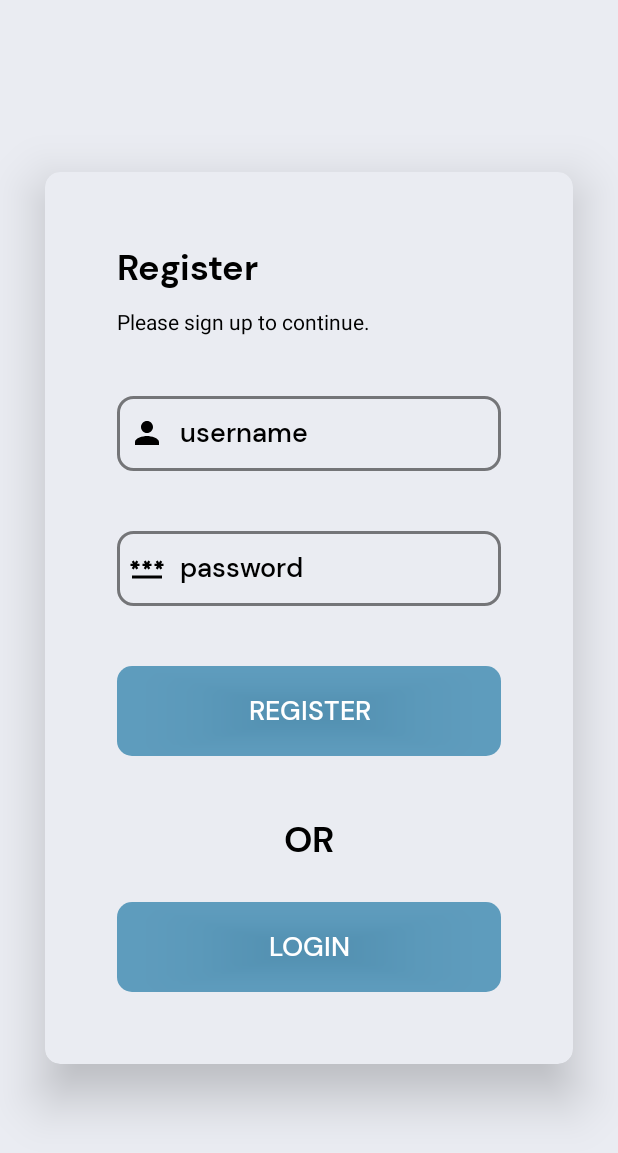
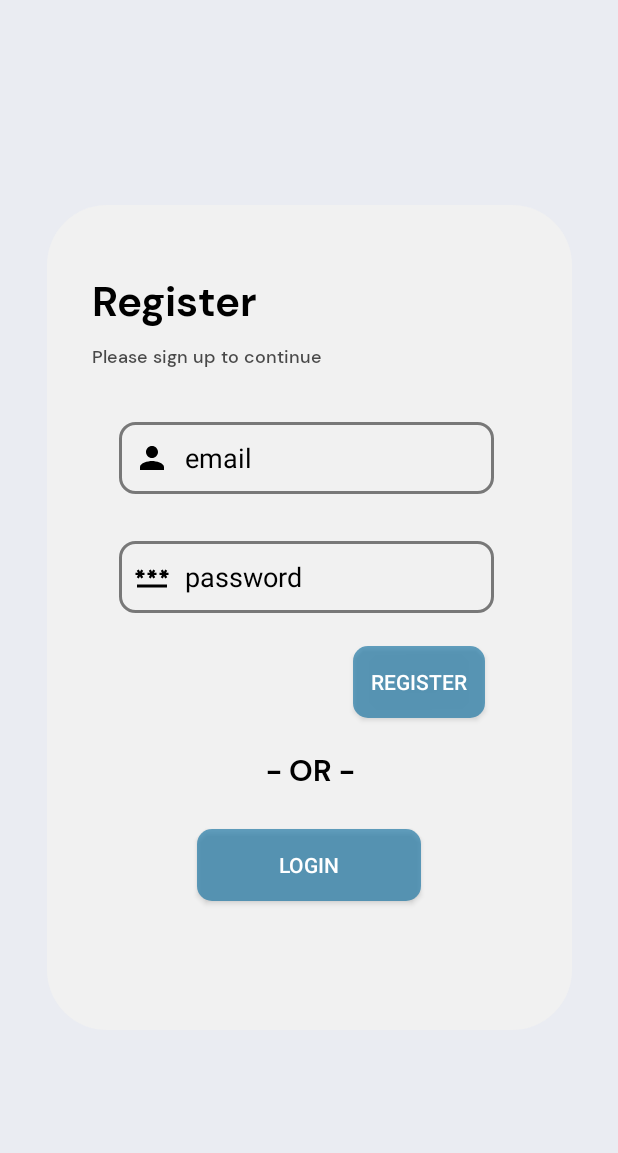
Before and after one commit to JohanesSetiawan/ProjectPPB-TicketBusApp, an Android app: the Register screen opened directly, with no data from a screen before it, on a phone screen of 412 x 824 dp. Shown: the top 1153 px of the screen. Run offline under Robolectric (Android 15) with nearby library versions, the phone set to English and light mode, and no system bars; our stand-ins replace Firebase (no records; nobody signed in at launch, a user with empty details on screens opened directly).

```diff
--- a/app/src/main/java/com/rtx14/ticketbus/Login.java
+++ b/app/src/main/java/com/rtx14/ticketbus/Login.java
@@ -14,7 +14,7 @@ import com.google.firebase.auth.FirebaseAuth;
 import com.google.firebase.auth.FirebaseUser;
 
 public class Login extends AppCompatActivity {
-    Button keRegister, btnLogin_1;
+    Button keRegister, btnLogin;
     EditText ed_email1, ed_password1;
     final String TAG = "Login";
     private FirebaseAuth mAuth;
@@ -24,7 +24,7 @@ public class Login extends AppCompatActivity {
         super.onCreate(savedInstanceState);
         setContentView(R.layout.activity_login);
         keRegister = findViewById(R.id.btnRegister_1);
-        btnLogin_1 = findViewById(R.id.btnLogin_1);
+        btnLogin = findViewById(R.id.btnLogin);
         ed_email1 = findViewById(R.id.edEmailLogin);
         ed_password1 = findViewById(R.id.edPasswordLogin);
 
@@ -38,7 +38,7 @@ public class Login extends AppCompatActivity {
             }
         });
 
-        btnLogin_1.setOnClickListener(new View.OnClickListener() {
+        btnLogin.setOnClickListener(new View.OnClickListener() {
             @Override
             public void onClick(View view) {
                 if(ed_email1.getText().toString().isEmpty() || ed_password1.getText().toString().isEmpty()){
--- a/app/src/main/java/com/rtx14/ticketbus/Register.java
+++ b/app/src/main/java/com/rtx14/ticketbus/Register.java
@@ -18,7 +18,7 @@ import com.google.firebase.auth.FirebaseAuth;
 import com.google.firebase.auth.FirebaseUser;
 
 public class Register extends AppCompatActivity {
-    Button keLogin, btnRegister_2;
+    Button keLogin, btnRegister;
     EditText ed_email2, ed_password2;
     private FirebaseAuth mAuth;
     final String TAG = "Register";
@@ -28,7 +28,7 @@ public class Register extends AppCompatActivity {
         super.onCreate(savedInstanceState);
         setContentView(R.layout.activity_register);
         keLogin = findViewById(R.id.btnLogin_2);
-        btnRegister_2 = findViewById(R.id.btnRegister_2);
+        btnRegister = findViewById(R.id.btnRegister);
         ed_email2 = findViewById(R.id.edEmailRegister);
         ed_password2 = findViewById(R.id.edPasswordRegister);
 
@@ -42,7 +42,7 @@ public class Register extends AppCompatActivity {
             }
         });
 
-        btnRegister_2.setOnClickListener(new View.OnClickListener() {
+        btnRegister.setOnClickListener(new View.OnClickListener() {
             @Override
             public void onClick(View view) {
                 if(ed_email2.getText().toString().isEmpty() || ed_password2.getText().toString().isEmpty()){
--- a/app/src/main/res/layout/activity_register.xml
+++ b/app/src/main/res/layout/activity_register.xml
@@ -1,5 +1,5 @@
 <?xml version="1.0" encoding="utf-8"?>
-<LinearLayout
+<androidx.constraintlayout.widget.ConstraintLayout
     xmlns:android="http://schemas.android.com/apk/res/android"
     xmlns:tools="http://schemas.android.com/tools"
     xmlns:app="http://schemas.android.com/apk/res-auto"
@@ -10,103 +10,147 @@
     android:gravity="center"
     android:background="@color/abuputih">
 
-    <androidx.cardview.widget.CardView
-        android:layout_width="match_parent"
-        android:layout_height="wrap_content"
-        android:layout_margin="30dp"
-        android:background="@drawable/rectangle_rounded_username"
-        android:backgroundTint="@color/abuputih"
-        app:cardCornerRadius="10dp"
-        app:cardElevation="20dp">
-
-        <LinearLayout
-            android:layout_width="match_parent"
-            android:layout_height="wrap_content"
-            android:layout_gravity="center_horizontal"
-            android:backgroundTint="@color/abuputih"
-            android:orientation="vertical"
-            android:padding="48dp">
+    <ImageView
+        android:id="@+id/imageView4"
+        android:layout_width="350dp"
+        android:layout_height="550dp"
+        app:layout_constraintBottom_toBottomOf="parent"
+        app:layout_constraintEnd_toEndOf="parent"
+        app:layout_constraintStart_toStartOf="parent"
+        app:layout_constraintTop_toTopOf="parent"
+        app:layout_constraintVertical_bias="0.498"
+        app:srcCompat="@drawable/rectangle_white" />
 
     <TextView
-                android:layout_width="match_parent"
+        android:id="@+id/textView5"
+        android:layout_width="wrap_content"
         android:layout_height="wrap_content"
+        android:layout_marginStart="32dp"
+        android:layout_marginTop="47dp"
+        android:layout_marginEnd="247dp"
+        android:layout_marginBottom="468dp"
         android:fontFamily="@font/dmsans_bold"
         android:text="Register"
         android:textColor="@color/black"
-                android:textSize="24sp"
-                android:textStyle="bold" />
+        android:textSize="28sp"
+        app:layout_constraintBottom_toBottomOf="@+id/imageView4"
+        app:layout_constraintEnd_toEndOf="@+id/imageView4"
+        app:layout_constraintHorizontal_bias="0.05"
+        app:layout_constraintStart_toStartOf="@+id/imageView4"
+        app:layout_constraintTop_toTopOf="@+id/imageView4" />
 
     <TextView
-                android:id="@+id/textView3"
-                android:layout_width="match_parent"
+        android:id="@+id/textView7"
+        android:layout_width="wrap_content"
         android:layout_height="wrap_content"
-                android:layout_marginTop="10dp"
-                android:text="Please sign up to continue."
-                android:textColor="@color/black" />
+        android:layout_marginStart="32dp"
+        android:layout_marginEnd="169dp"
+        android:layout_marginBottom="220dp"
+        android:fontFamily="@font/dmsans_medium"
+        android:text="Please sign up to continue"
+        android:textColor="#B3000000"
+        android:textSize="12sp"
+        app:layout_constraintBottom_toBottomOf="@+id/imageView4"
+        app:layout_constraintEnd_toEndOf="@+id/imageView4"
+        app:layout_constraintStart_toStartOf="@+id/imageView4"
+        app:layout_constraintTop_toBottomOf="@+id/textView5"
+        app:layout_constraintVertical_bias="0.042" />
 
     <EditText
         android:id="@+id/edEmailRegister"
-                android:layout_width="match_parent"
-                android:layout_height="50dp"
-                android:layout_marginTop="40dp"
+        android:layout_width="250dp"
+        android:layout_height="wrap_content"
+        android:layout_marginStart="48dp"
+        android:layout_marginEnd="52dp"
+        android:layout_marginBottom="344dp"
         android:background="@drawable/rectangle_rounded_username"
         android:drawableStart="@drawable/ic_baseline_person_24"
         android:drawablePadding="10dp"
-                android:fontFamily="@font/dmsans_medium"
-                android:hint="username"
-                android:padding="8dp"
+        android:ems="10"
+        android:hint="email"
+        android:inputType="textEmailAddress"
+        android:minHeight="48dp"
+        android:padding="10dp"
         android:textColor="@color/black"
-                android:textColorHint="@color/black" />
+        android:textColorHint="@color/black"
+        app:layout_constraintBottom_toBottomOf="@+id/imageView4"
+        app:layout_constraintEnd_toEndOf="@+id/imageView4"
+        app:layout_constraintHorizontal_bias="0.0"
+        app:layout_constraintStart_toStartOf="@+id/imageView4"
+        app:layout_constraintTop_toBottomOf="@+id/textView7"
+        app:layout_constraintVertical_bias="0.725" />
 
     <EditText
         android:id="@+id/edPasswordRegister"
-                android:layout_width="match_parent"
-                android:layout_height="50dp"
-                android:layout_marginTop="40dp"
+        android:layout_width="250dp"
+        android:layout_height="wrap_content"
+        android:layout_marginStart="48dp"
+        android:layout_marginEnd="52dp"
+        android:layout_marginBottom="272dp"
         android:background="@drawable/rectangle_rounded_username"
         android:drawableStart="@drawable/ic_baseline_password_24"
         android:drawablePadding="10dp"
-                android:fontFamily="@font/dmsans_medium"
+        android:ems="10"
         android:hint="password"
-                android:padding="8dp"
+        android:inputType="textPassword"
+        android:minHeight="48dp"
+        android:padding="10dp"
         android:textColor="@color/black"
-                android:textColorHint="@color/black" />
+        android:textColorHint="@color/black"
+        app:layout_constraintBottom_toBottomOf="@+id/imageView4"
+        app:layout_constraintEnd_toEndOf="@+id/imageView4"
+        app:layout_constraintHorizontal_bias="0.0"
+        app:layout_constraintStart_toStartOf="@+id/imageView4"
+        app:layout_constraintTop_toBottomOf="@+id/edEmailRegister"
+        app:layout_constraintVertical_bias="0.842" />
 
     <Button
-                android:id="@+id/btnRegister_2"
-                android:layout_width="match_parent"
-                android:layout_height="60dp"
-                tools:layout_marginStart="175dp"
-                android:layout_marginTop="40dp"
+        android:id="@+id/btnRegister"
+        android:layout_width="wrap_content"
+        android:layout_height="wrap_content"
+        android:layout_marginStart="204dp"
+        android:layout_marginEnd="58dp"
+        android:layout_marginBottom="204dp"
         android:background="@drawable/rectangle_button"
-                android:fontFamily="@font/dmsans_medium"
         android:text="Register"
-                android:textSize="18sp" />
+        app:layout_constraintBottom_toBottomOf="@+id/imageView4"
+        app:layout_constraintEnd_toEndOf="@+id/imageView4"
+        app:layout_constraintStart_toStartOf="@+id/imageView4"
+        app:layout_constraintTop_toBottomOf="@+id/edPasswordRegister"
+        app:layout_constraintVertical_bias="0.846" />
 
     <TextView
-                android:layout_width="match_parent"
+        android:id="@+id/textView9"
+        android:layout_width="wrap_content"
         android:layout_height="wrap_content"
-                android:layout_marginTop="40dp"
+        android:layout_marginStart="157dp"
+        android:layout_marginEnd="152dp"
+        android:layout_marginBottom="152dp"
         android:fontFamily="@font/dmsans_bold"
-                android:gravity="center"
-                android:text="OR"
-                android:textAlignment="center"
+        android:text="- OR -"
         android:textColor="@color/black"
-                android:textSize="24sp"
-                android:textStyle="bold" />
+        android:textSize="20sp"
+        app:layout_constraintBottom_toBottomOf="@+id/imageView4"
+        app:layout_constraintEnd_toEndOf="@+id/imageView4"
+        app:layout_constraintHorizontal_bias="0.611"
+        app:layout_constraintStart_toStartOf="@+id/imageView4"
+        app:layout_constraintTop_toBottomOf="@+id/btnRegister"
+        app:layout_constraintVertical_bias="0.75" />
 
     <Button
         android:id="@+id/btnLogin_2"
         android:layout_width="match_parent"
-                android:layout_height="60dp"
-                android:layout_marginTop="25dp"
+        android:layout_height="wrap_content"
+        android:layout_marginStart="131dp"
+        android:layout_marginEnd="131dp"
+        android:layout_marginBottom="84dp"
         android:background="@drawable/rectangle_button"
-                android:fontFamily="@font/dmsans_medium"
         android:text="Login"
-                android:textSize="18sp" />
+        app:layout_constraintBottom_toBottomOf="@+id/imageView4"
+        app:layout_constraintEnd_toEndOf="@+id/imageView4"
+        app:layout_constraintHorizontal_bias="0.496"
+        app:layout_constraintStart_toStartOf="@+id/imageView4"
+        app:layout_constraintTop_toBottomOf="@+id/textView9"
+        app:layout_constraintVertical_bias="0.931" />
 
-        </LinearLayout>
-
-    </androidx.cardview.widget.CardView>
-
-</LinearLayout>
+</androidx.constraintlayout.widget.ConstraintLayout>
```
Also changed, not shown: app/src/main/res/layout/activity_login.xml (+104 -62 lines), app/src/main/res/layout/activity_splash_screen.xml (+32 -4 lines), 2 other files. Lines whose indentation alone changed are shown as unchanged.
